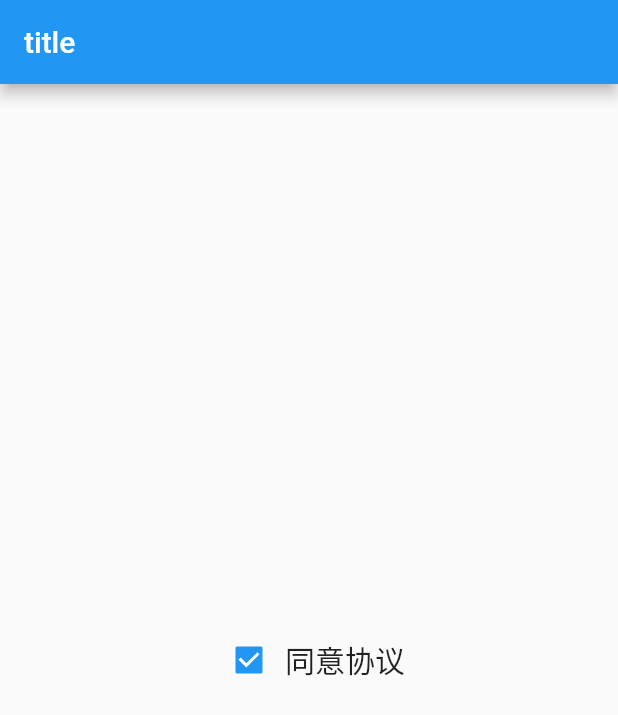
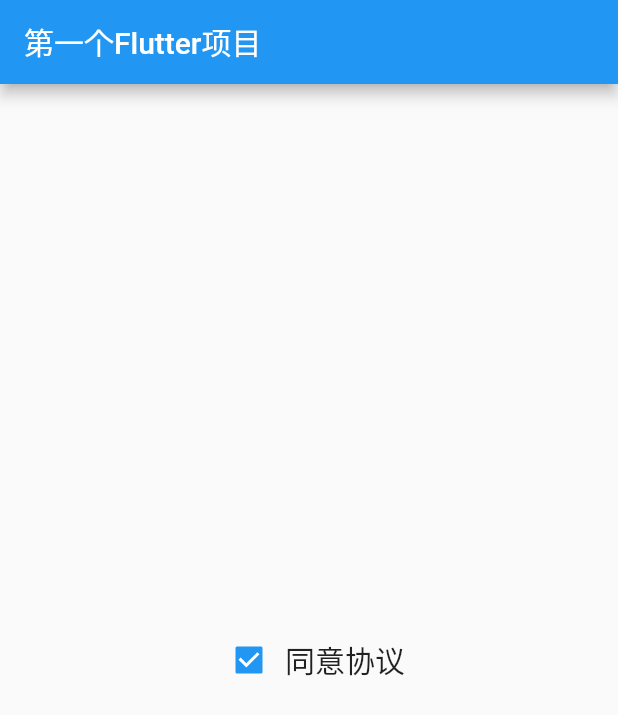
Before and after one commit to wuhaohao1234/flutter-handle-example, a Flutter app: the screen it shows after launch, on a phone screen of 412 x 824 dp. Shown: the top 715 px of the screen. Run offline on Flutter 3.47's test engine with Material 2 defaults, Android fonts, the phone set to English and light mode, and no system bars.

```diff
--- a/lib/main.dart
+++ b/lib/main.dart
@@ -1,22 +1,33 @@
 import 'package:flutter/material.dart';
 
-void main() => runApp(MyApp());
+//使用箭头函数，当只有一个表达体时
+main() => runApp(MyApp());
 
 class MyApp extends StatelessWidget {
-  // This widget is the root of your application.
   @override
   Widget build(BuildContext context) {
     return MaterialApp(
+      debugShowCheckedModeBanner: false,
       home: Scaffold(
         appBar: AppBar(
-              title: Text('title'),
+          title: Text("第一个Flutter项目"),
         ),
-            body: Center(
+        body: HomeContent(),
+      ),
+    );
+  }
+}
+
+class HomeContent extends StatelessWidget {
+  @override
+  Widget build(BuildContext context) {
+    return Center(
       child: Row(
         mainAxisAlignment: MainAxisAlignment.center,
         children: <Widget>[
           Checkbox(
-                      value: true, onChanged: (value) => print("Hello World")),
+              value: true,
+              onChanged: (value) => print("Hello World")),
           Text(
             "同意协议",
             textDirection: TextDirection.ltr,
@@ -24,6 +35,6 @@ class MyApp extends StatelessWidget {
           )
         ],
       ),
-            )));
+    );
   }
 }
```
Lines whose indentation alone changed are shown as unchanged.
